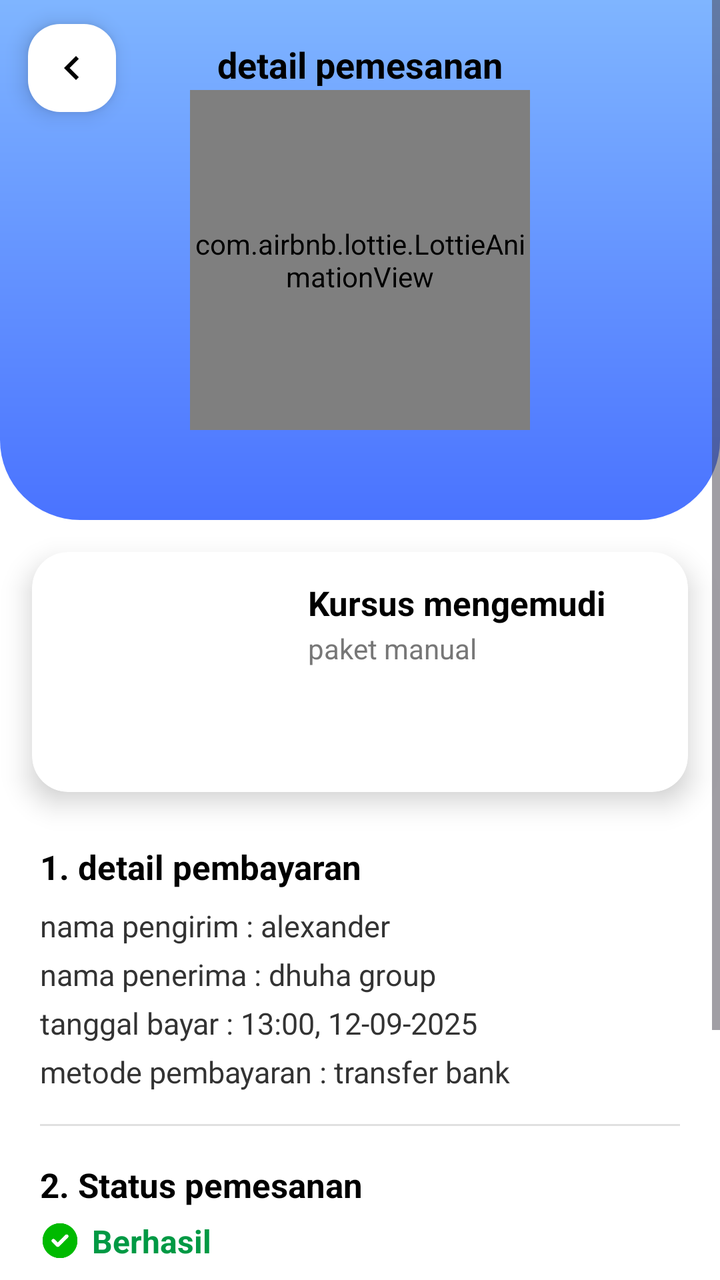
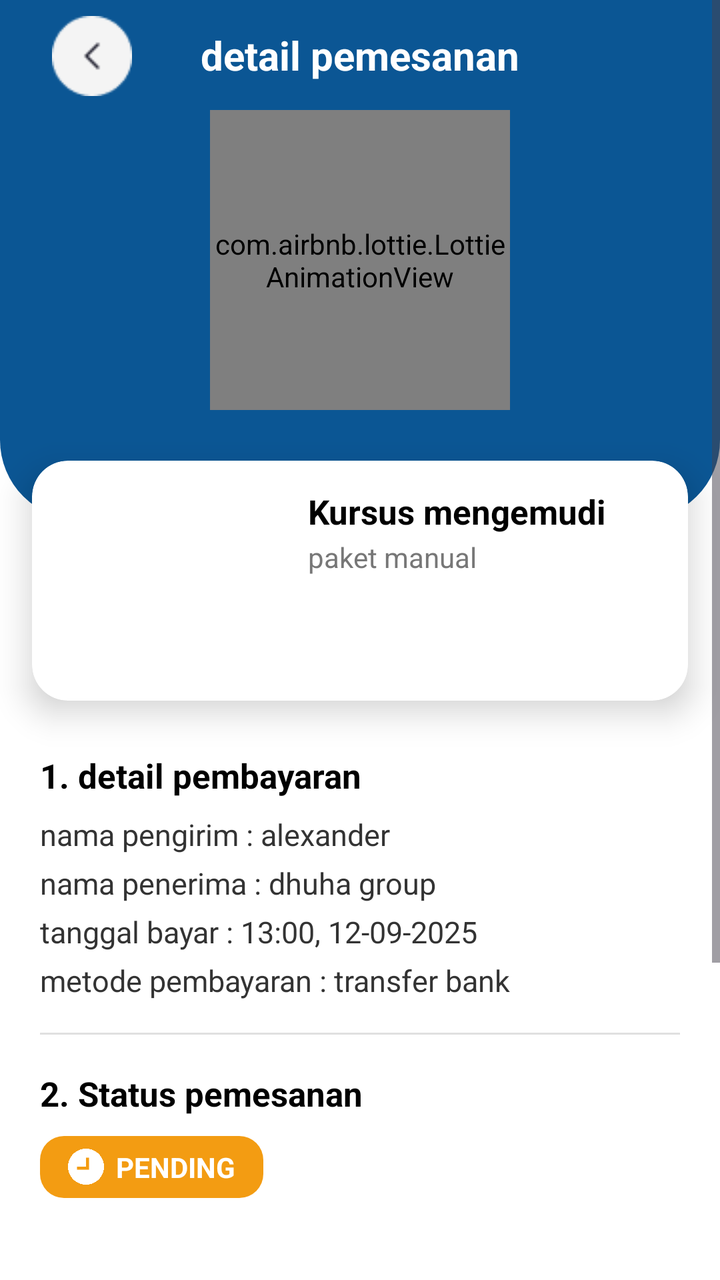

Compare the two renders of this Android layout. The source of the first and the diff that turns it into the second are given below.
<!-- AndroidManifest.xml: application theme Theme.DriveNusa -->
<!-- res/layout/activity_detail_pemesanan.xml -->
<?xml version="1.0" encoding="utf-8"?>
<ScrollView xmlns:android="http://schemas.android.com/apk/res/android"
    xmlns:app="http://schemas.android.com/apk/res-auto"
    android:layout_width="match_parent"
    android:layout_height="match_parent"
    android:background="#FFFFFF">

    <LinearLayout
        android:layout_width="match_parent"
        android:layout_height="wrap_content"
        android:orientation="vertical">


        
        <RelativeLayout
            android:layout_width="match_parent"
            android:layout_height="260dp"
            android:background="@drawable/bg_detail_header">

            
            <ImageView
                android:id="@+id/btnBack"
                android:layout_width="44dp"
                android:layout_height="44dp"
                android:layout_marginStart="14dp"
                android:layout_marginTop="12dp"
                android:src="@drawable/ic_back_circle"
                android:padding="10dp"
                android:background="@drawable/rounded_white"
                android:elevation="6dp"/>

            
            <TextView
                android:id="@+id/titleDetail"
                android:layout_width="wrap_content"
                android:layout_height="wrap_content"
                android:text="detail pemesanan"
                android:textSize="18sp"
                android:textStyle="bold"
                android:textColor="#000000"
                android:layout_centerHorizontal="true"
                android:layout_marginTop="20dp"/>

            
            <com.airbnb.lottie.LottieAnimationView
                android:id="@+id/successAnim"
                android:layout_width="170dp"
                android:layout_height="170dp"
                android:layout_centerInParent="true"
                android:layout_marginTop="10dp"
                app:lottie_rawRes="@raw/succes_lotties"
                app:lottie_autoPlay="true"
                app:lottie_loop="false"/>

        </RelativeLayout>


        
        <androidx.cardview.widget.CardView
            android:layout_width="match_parent"
            android:layout_height="wrap_content"
            android:layout_margin="16dp"
            app:cardCornerRadius="18dp"
            app:cardElevation="8dp">

            <LinearLayout
                android:layout_width="match_parent"
                android:layout_height="120dp"
                android:orientation="horizontal"
                android:padding="14dp">

                <ImageView
                    android:id="@+id/imgMobil"
                    android:layout_width="110dp"
                    android:layout_height="match_parent"
                    android:scaleType="centerCrop"
                    android:background="@drawable/rounded_white"
                    android:padding="5dp"/>

                <LinearLayout
                    android:layout_width="0dp"
                    android:layout_height="match_parent"
                    android:layout_weight="1"
                    android:orientation="vertical"
                    android:paddingStart="14dp">

                    <TextView
                        android:id="@+id/tvJudul"
                        android:layout_width="wrap_content"
                        android:layout_height="wrap_content"
                        android:text="Kursus mengemudi"
                        android:textStyle="bold"
                        android:textSize="17sp"
                        android:textColor="#000000"/>

                    <TextView
                        android:id="@+id/tvPaket"
                        android:layout_width="wrap_content"
                        android:layout_height="wrap_content"
                        android:text="paket manual"
                        android:textSize="14sp"
                        android:textColor="#777777"
                        android:layout_marginTop="2dp"/>

                    <TextView
                        android:id="@+id/tvHarga"
                        android:layout_width="wrap_content"
                        android:layout_height="wrap_content"
                        android:textStyle="bold"
                        android:textSize="17sp"
                        android:textColor="#2D6EFF"
                        android:layout_marginTop="8dp"/>
                </LinearLayout>
            </LinearLayout>
        </androidx.cardview.widget.CardView>


        
        <LinearLayout
            android:layout_width="match_parent"
            android:layout_height="wrap_content"
            android:orientation="vertical"
            android:paddingHorizontal="20dp"
            android:paddingBottom="20dp">

            <TextView
                android:layout_width="wrap_content"
                android:layout_height="wrap_content"
                android:text="1. detail pembayaran"
                android:textColor="#000"
                android:textStyle="bold"
                android:textSize="17sp"
                android:layout_marginTop="10dp"/>

            <TextView
                android:id="@+id/tvNamaPengirim"
                android:layout_width="wrap_content"
                android:layout_height="wrap_content"
                android:text="nama pengirim : alexander"
                android:textColor="#333"
                android:textSize="15sp"
                android:layout_marginTop="8dp"/>

            <TextView
                android:id="@+id/tvNamaPenerima"
                android:layout_width="wrap_content"
                android:layout_height="wrap_content"
                android:text="nama penerima : dhuha group"
                android:textSize="15sp"
                android:textColor="#333"
                android:layout_marginTop="4dp"/>

            <TextView
                android:id="@+id/tvTanggalBayar"
                android:layout_width="wrap_content"
                android:layout_height="wrap_content"
                android:text="tanggal bayar : 13:00, 12-09-2025"
                android:textSize="15sp"
                android:textColor="#333"
                android:layout_marginTop="4dp"/>

            <TextView
                android:id="@+id/tvMetodeBayar"
                android:layout_width="wrap_content"
                android:layout_height="wrap_content"
                android:text="metode pembayaran : transfer bank"
                android:textSize="15sp"
                android:textColor="#333"
                android:layout_marginTop="4dp"/>


            
            <View
                android:layout_width="match_parent"
                android:layout_height="1dp"
                android:background="#E0E0E0"
                android:layout_marginTop="16dp"/>


            


            
            <TextView
                android:layout_width="wrap_content"
                android:layout_height="wrap_content"
                android:text="2. Status pemesanan"
                android:textColor="#000"
                android:textStyle="bold"
                android:textSize="17sp"
                android:layout_marginTop="18dp"/>

            <LinearLayout
                android:layout_width="wrap_content"
                android:layout_height="wrap_content"
                android:layout_marginTop="6dp"
                android:orientation="horizontal"
                android:gravity="center_vertical">

                <ImageView
                    android:layout_width="20dp"
                    android:layout_height="20dp"
                    android:src="@drawable/ic_check"/>

                <TextView
                    android:id="@+id/tvStatus"
                    android:layout_width="wrap_content"
                    android:layout_height="wrap_content"
                    android:text="Berhasil"
                    android:textColor="#009944"
                    android:textStyle="bold"
                    android:textSize="16sp"
                    android:layout_marginStart="6dp"/>
            </LinearLayout>


            

            
            <com.google.android.material.button.MaterialButton
                android:id="@+id/btnPengajuan"
                android:layout_width="match_parent"
                android:layout_height="52dp"
                android:text="lihat pengajuan kursus"
                android:textSize="15sp"
                android:textStyle="bold"
                android:layout_marginTop="28dp"
                android:textColor="#2D6EFF"
                android:background="@drawable/btn_white_border"
                android:backgroundTint="@null" />



            
            <com.google.android.material.button.MaterialButton
                android:id="@+id/btnBeranda"
                android:layout_width="match_parent"
                android:layout_height="52dp"
                android:text="kembali ke beranda"
                android:textSize="15sp"
                android:textStyle="bold"
                android:layout_marginTop="12dp"
                android:textColor="#FFFFFF"
                android:background="@drawable/btn_blue_solid"
                android:backgroundTint="@null" />

        </LinearLayout>

    </LinearLayout>

</ScrollView>
<!-- resources referenced by this layout -->
<resources>
  <!-- drawable bg_detail_header (drawable) -->
  <?xml version="1.0" encoding="utf-8"?>
  <shape xmlns:android="http://schemas.android.com/apk/res/android"
      android:shape="rectangle">
  
      <gradient
          android:type="linear"
          android:angle="270"
          android:startColor="#7FB5FF"
          android:endColor="#4A73FF" />
  
      <corners android:bottomLeftRadius="40dp"
          android:bottomRightRadius="40dp"/>
  
  </shape>
  <!-- drawable btn_blue_solid (drawable) -->
  <?xml version="1.0" encoding="utf-8"?>
  <shape xmlns:android="http://schemas.android.com/apk/res/android"
      android:shape="rectangle">
  
      <solid android:color="#2D6EFF"/> 
  
      <corners android:radius="14dp"/>
  
      <padding
          android:left="10dp"
          android:top="10dp"
          android:right="10dp"
          android:bottom="10dp" />
  
      <size android:height="52dp"/>
  
      <stroke
          android:width="0dp"
          android:color="@android:color/transparent"/>
  
      <shadowColor android:color="#33000000"/>
  </shape>
  <!-- drawable btn_white_border (drawable) -->
  <shape xmlns:android="http://schemas.android.com/apk/res/android"
      android:shape="rectangle">
      <solid android:color="@android:color/white" />
      <stroke
          android:width="2dp"
          android:color="#000000" />
      <corners android:radius="8dp" />
      <padding
          android:left="16dp"
          android:top="12dp"
          android:right="16dp"
          android:bottom="12dp"/>
  </shape>
  <!-- drawable ic_back_circle (drawable) -->
  <?xml version="1.0" encoding="utf-8"?>
  <vector xmlns:android="http://schemas.android.com/apk/res/android"
      android:width="24dp"
      android:height="24dp"
      android:viewportWidth="24"
      android:viewportHeight="24">
  
      <path
          android:fillColor="#000000"
          android:pathData="M15.41,7.41L14,6l-6,6 6,6 1.41,-1.41L10.83,12z"/>
  </vector>
  <!-- drawable ic_check: png bitmap (drawable, 2891 bytes) -->
  <!-- drawable rounded_white (drawable) -->
  <shape xmlns:android="http://schemas.android.com/apk/res/android">
      <corners android:radius="16dp" />
      <solid android:color="#FFFFFF"/>
  </shape>
  <style name="Theme.DriveNusa" parent="Base.Theme.Drivenusa" />
  <style name="Base.Theme.Drivenusa" parent="Theme.Material3.DayNight.NoActionBar">
          
          
      </style>
</resources>

<!-- the commit's change to res/layout/activity_detail_pemesanan.xml (unified diff, before → after) -->
@@ -1,251 +1,249 @@
 <?xml version="1.0" encoding="utf-8"?>
-<ScrollView xmlns:android="http://schemas.android.com/apk/res/android"
-    xmlns:app="http://schemas.android.com/apk/res-auto"
-    android:layout_width="match_parent"
-    android:layout_height="match_parent"
-    android:background="#FFFFFF">
-
-    <LinearLayout
+    <ScrollView xmlns:android="http://schemas.android.com/apk/res/android"
+        xmlns:app="http://schemas.android.com/apk/res-auto"
         android:layout_width="match_parent"
-        android:layout_height="wrap_content"
-        android:orientation="vertical">
-
-
-        
-        <RelativeLayout
-            android:layout_width="match_parent"
-            android:layout_height="260dp"
-            android:background="@drawable/bg_detail_header">
-
-            
-            <ImageView
-                android:id="@+id/btnBack"
-                android:layout_width="44dp"
-                android:layout_height="44dp"
-                android:layout_marginStart="14dp"
-                android:layout_marginTop="12dp"
-                android:src="@drawable/ic_back_circle"
-                android:padding="10dp"
-                android:background="@drawable/rounded_white"
-                android:elevation="6dp"/>
-
-            
-            <TextView
-                android:id="@+id/titleDetail"
-                android:layout_width="wrap_content"
-                android:layout_height="wrap_content"
-                android:text="detail pemesanan"
-                android:textSize="18sp"
-                android:textStyle="bold"
-                android:textColor="#000000"
-                android:layout_centerHorizontal="true"
-                android:layout_marginTop="20dp"/>
-
-            
-            <com.airbnb.lottie.LottieAnimationView
-                android:id="@+id/successAnim"
-                android:layout_width="170dp"
-                android:layout_height="170dp"
-                android:layout_centerInParent="true"
-                android:layout_marginTop="10dp"
-                app:lottie_rawRes="@raw/succes_lotties"
-                app:lottie_autoPlay="true"
-                app:lottie_loop="false"/>
-
-        </RelativeLayout>
-
-
-        
-        <androidx.cardview.widget.CardView
-            android:layout_width="match_parent"
-            android:layout_height="wrap_content"
-            android:layout_margin="16dp"
-            app:cardCornerRadius="18dp"
-            app:cardElevation="8dp">
-
-            <LinearLayout
-                android:layout_width="match_parent"
-                android:layout_height="120dp"
-                android:orientation="horizontal"
-                android:padding="14dp">
-
-                <ImageView
-                    android:id="@+id/imgMobil"
-                    android:layout_width="110dp"
-                    android:layout_height="match_parent"
-                    android:scaleType="centerCrop"
-                    android:background="@drawable/rounded_white"
-                    android:padding="5dp"/>
-
-                <LinearLayout
-                    android:layout_width="0dp"
-                    android:layout_height="match_parent"
-                    android:layout_weight="1"
-                    android:orientation="vertical"
-                    android:paddingStart="14dp">
-
-                    <TextView
-                        android:id="@+id/tvJudul"
-                        android:layout_width="wrap_content"
-                        android:layout_height="wrap_content"
-                        android:text="Kursus mengemudi"
-                        android:textStyle="bold"
-                        android:textSize="17sp"
-                        android:textColor="#000000"/>
-
-                    <TextView
-                        android:id="@+id/tvPaket"
-                        android:layout_width="wrap_content"
-                        android:layout_height="wrap_content"
-                        android:text="paket manual"
-                        android:textSize="14sp"
-                        android:textColor="#777777"
-                        android:layout_marginTop="2dp"/>
-
-                    <TextView
-                        android:id="@+id/tvHarga"
-                        android:layout_width="wrap_content"
-                        android:layout_height="wrap_content"
-                        android:textStyle="bold"
-                        android:textSize="17sp"
-                        android:textColor="#2D6EFF"
-                        android:layout_marginTop="8dp"/>
-                </LinearLayout>
-            </LinearLayout>
-        </androidx.cardview.widget.CardView>
-
-
-        
+        android:layout_height="match_parent"
+        android:background="#FFFFFF">
+
         <LinearLayout
             android:layout_width="match_parent"
             android:layout_height="wrap_content"
-            android:orientation="vertical"
-            android:paddingHorizontal="20dp"
-            android:paddingBottom="20dp">
-
-            <TextView
-                android:layout_width="wrap_content"
+            android:orientation="vertical">
+
+
+            
+            <androidx.constraintlayout.widget.ConstraintLayout
+                android:layout_width="match_parent"
+                android:layout_height="260dp"
+                android:background="@drawable/bg_detail_header">
+
+                
+                <ImageView
+                    android:id="@+id/btnBack"
+                    android:layout_width="60dp"
+                    android:layout_height="60dp"
+                    android:src="@drawable/ic_back"
+                    android:padding="10dp"
+                    android:elevation="6dp"
+                    app:layout_constraintStart_toStartOf="parent"
+                    app:layout_constraintTop_toTopOf="parent"
+                    app:layout_constraintBottom_toTopOf="@id/successAnim"
+                    android:layout_marginStart="16dp"/>
+
+                
+                <TextView
+                    android:id="@+id/titleDetail"
+                    android:layout_width="wrap_content"
+                    android:layout_height="wrap_content"
+                    android:text="detail pemesanan"
+                    android:textSize="20sp"
+                    android:textStyle="bold"
+                    android:textColor="#FFFFFF"
+                    app:layout_constraintStart_toStartOf="parent"
+                    app:layout_constraintEnd_toEndOf="parent"
+                    app:layout_constraintTop_toTopOf="parent"
+                    app:layout_constraintBottom_toTopOf="@id/successAnim"/>
+
+                
+                <com.airbnb.lottie.LottieAnimationView
+                    android:id="@+id/successAnim"
+                    android:layout_width="150dp"
+                    android:layout_height="150dp"
+                    app:layout_constraintTop_toTopOf="parent"
+                    app:layout_constraintBottom_toBottomOf="parent"
+                    app:layout_constraintStart_toStartOf="parent"
+                    app:layout_constraintEnd_toEndOf="parent"
+                    app:lottie_loop="false"/>
+
+            </androidx.constraintlayout.widget.ConstraintLayout>
+
+
+            
+            <androidx.cardview.widget.CardView
+                android:layout_width="match_parent"
                 android:layout_height="wrap_content"
-                android:text="1. detail pembayaran"
-                android:textColor="#000"
-                android:textStyle="bold"
-                android:textSize="17sp"
-                android:layout_marginTop="10dp"/>
-
-            <TextView
-                android:id="@+id/tvNamaPengirim"
-                android:layout_width="wrap_content"
+                android:layout_marginHorizontal="16dp"
+                android:layout_marginTop="-30dp"
+                android:layout_marginBottom="16dp"
+                app:cardCornerRadius="18dp"
+                app:cardElevation="10dp">
+
+                <LinearLayout
+                    android:layout_width="match_parent"
+                    android:layout_height="120dp"
+                    android:orientation="horizontal"
+                    android:padding="14dp">
+
+                    <ImageView
+                        android:id="@+id/imgMobil"
+                        android:layout_width="110dp"
+                        android:layout_height="match_parent"
+                        android:scaleType="centerCrop"
+                        android:background="@drawable/rounded_white"
+                        android:padding="5dp"/>
+
+                    <LinearLayout
+                        android:layout_width="0dp"
+                        android:layout_height="match_parent"
+                        android:layout_weight="1"
+                        android:orientation="vertical"
+                        android:paddingStart="14dp">
+
+                        <TextView
+                            android:id="@+id/tvJudul"
+                            android:layout_width="wrap_content"
+                            android:layout_height="wrap_content"
+                            android:text="Kursus mengemudi"
+                            android:textStyle="bold"
+                            android:textSize="17sp"
+                            android:textColor="#000000"/>
+
+                        <TextView
+                            android:id="@+id/tvPaket"
+                            android:layout_width="wrap_content"
+                            android:layout_height="wrap_content"
+                            android:text="paket manual"
+                            android:textSize="14sp"
+                            android:textColor="#777777"
+                            android:layout_marginTop="2dp"/>
+
+                        <TextView
+                            android:id="@+id/tvHarga"
+                            android:layout_width="wrap_content"
+                            android:layout_height="wrap_content"
+                            android:textStyle="bold"
+                            android:textSize="17sp"
+                            android:textColor="#2D6EFF"
+                            android:layout_marginTop="8dp"/>
+                    </LinearLayout>
+                </LinearLayout>
+            </androidx.cardview.widget.CardView>
+
+
+            
+            <LinearLayout
+                android:layout_width="match_parent"
                 android:layout_height="wrap_content"
-                android:text="nama pengirim : alexander"
-                android:textColor="#333"
-                android:textSize="15sp"
-                android:layout_marginTop="8dp"/>
-
-            <TextView
-                android:id="@+id/tvNamaPenerima"
-                android:layout_width="wrap_content"
-                android:layout_height="wrap_content"
-                android:text="nama penerima : dhuha group"
-                android:textSize="15sp"
-                android:textColor="#333"
-                android:layout_marginTop="4dp"/>
-
-            <TextView
-                android:id="@+id/tvTanggalBayar"
-                android:layout_width="wrap_content"
-                android:layout_height="wrap_content"
-                android:text="tanggal bayar : 13:00, 12-09-2025"
-                android:textSize="15sp"
-                android:textColor="#333"
-                android:layout_marginTop="4dp"/>
-
-            <TextView
-                android:id="@+id/tvMetodeBayar"
-                android:layout_width="wrap_content"
-                android:layout_height="wrap_content"
-                android:text="metode pembayaran : transfer bank"
-                android:textSize="15sp"
-                android:textColor="#333"
-                android:layout_marginTop="4dp"/>
-
-
-            
-            <View
-                android:layout_width="match_parent"
-                android:layout_height="1dp"
-                android:background="#E0E0E0"
-                android:layout_marginTop="16dp"/>
-
-
-            
-
-
-            
-            <TextView
-                android:layout_width="wrap_content"
-                android:layout_height="wrap_content"
-                android:text="2. Status pemesanan"
-                android:textColor="#000"
-                android:textStyle="bold"
-                android:textSize="17sp"
-                android:layout_marginTop="18dp"/>
-
-            <LinearLayout
-                android:layout_width="wrap_content"
-                android:layout_height="wrap_content"
-                android:layout_marginTop="6dp"
-                android:orientation="horizontal"
-                android:gravity="center_vertical">
-
-                <ImageView
-                    android:layout_width="20dp"
-                    android:layout_height="20dp"
-                    android:src="@drawable/ic_check"/>
-
-                <TextView
-                    android:id="@+id/tvStatus"
-                    android:layout_width="wrap_content"
-                    android:layout_height="wrap_content"
-                    android:text="Berhasil"
-                    android:textColor="#009944"
-                    android:textStyle="bold"
-                    android:textSize="16sp"
-                    android:layout_marginStart="6dp"/>
+                android:orientation="vertical"
+                android:paddingHorizontal="20dp"
+                android:paddingBottom="20dp">
+
+                <TextView
+                    android:layout_width="wrap_content"
+                    android:layout_height="wrap_content"
+                    android:text="1. detail pembayaran"
+                    android:textColor="#000"
+                    android:textStyle="bold"
+                    android:textSize="17sp"
+                    android:layout_marginTop="10dp"/>
+
+                <TextView
+                    android:id="@+id/tvNamaPengirim"
+                    android:layout_width="wrap_content"
+                    android:layout_height="wrap_content"
+                    android:text="nama pengirim : alexander"
+                    android:textColor="#333"
+                    android:textSize="15sp"
+                    android:layout_marginTop="8dp"/>
+
+                <TextView
+                    android:id="@+id/tvNamaPenerima"
+                    android:layout_width="wrap_content"
+                    android:layout_height="wrap_content"
+                    android:text="nama penerima : dhuha group"
+                    android:textSize="15sp"
+                    android:textColor="#333"
+                    android:layout_marginTop="4dp"/>
+
+                <TextView
+                    android:id="@+id/tvTanggalBayar"
+                    android:layout_width="wrap_content"
+                    android:layout_height="wrap_content"
+                    android:text="tanggal bayar : 13:00, 12-09-2025"
+                    android:textSize="15sp"
+                    android:textColor="#333"
+                    android:layout_marginTop="4dp"/>
+
+                <TextView
+                    android:id="@+id/tvMetodeBayar"
+                    android:layout_width="wrap_content"
+                    android:layout_height="wrap_content"
+                    android:text="metode pembayaran : transfer bank"
+                    android:textSize="15sp"
+                    android:textColor="#333"
+                    android:layout_marginTop="4dp"/>
+
+
+                
+                <View
+                    android:layout_width="match_parent"
+                    android:layout_height="1dp"
+                    android:background="#E0E0E0"
+                    android:layout_marginTop="16dp"/>
+
+
+                
+
+
+                
+                <TextView
+                    android:layout_width="wrap_content"
+                    android:layout_height="wrap_content"
+                    android:text="2. Status pemesanan"
+                    android:textColor="#000"
+                    android:textStyle="bold"
+                    android:textSize="17sp"
+                    android:layout_marginTop="18dp"/>
+
+                <LinearLayout
+                    android:id="@+id/layoutStatus"
+                    android:layout_width="wrap_content"
+                    android:layout_height="wrap_content"
+                    android:layout_marginTop="10dp"
+                    android:orientation="horizontal"
+                    android:gravity="center_vertical"
+                    android:paddingHorizontal="14dp"
+                    android:paddingVertical="6dp"
+                    android:background="@drawable/bg_status_pending">
+
+                    <ImageView
+                        android:id="@+id/imgStatus"
+                        android:layout_width="18dp"
+                        android:layout_height="18dp"
+                        app:tint="#FFFFFF"
+                        android:src="@drawable/ic_pending"/>
+
+                    <TextView
+                        android:id="@+id/tvStatus"
+                        android:layout_width="wrap_content"
+                        android:layout_height="wrap_content"
+                        android:text="PENDING"
+                        android:textColor="#FFFFFF"
+                        android:textStyle="bold"
+                        android:textSize="14sp"
+                        android:layout_marginStart="6dp"/>
+                </LinearLayout>
+
+
+
+
+                
+
+                
+                <com.google.android.material.button.MaterialButton
+                    android:id="@+id/btnBeranda"
+                    android:layout_width="match_parent"
+                    android:layout_height="52dp"
+                    android:text="kembali ke beranda"
+                    android:textSize="15sp"
+                    android:textStyle="bold"
+                    android:layout_marginTop="180dp"
+                    android:textColor="#FFFFFF"
+                    app:backgroundTint="#0B5694"
+                    android:backgroundTint="@null" />
+
             </LinearLayout>
 
-
-            
-
-            
-            <com.google.android.material.button.MaterialButton
-                android:id="@+id/btnPengajuan"
-                android:layout_width="match_parent"
-                android:layout_height="52dp"
-                android:text="lihat pengajuan kursus"
-                android:textSize="15sp"
-                android:textStyle="bold"
-                android:layout_marginTop="28dp"
-                android:textColor="#2D6EFF"
-                android:background="@drawable/btn_white_border"
-                android:backgroundTint="@null" />
-
-
-
-            
-            <com.google.android.material.button.MaterialButton
-                android:id="@+id/btnBeranda"
-                android:layout_width="match_parent"
-                android:layout_height="52dp"
-                android:text="kembali ke beranda"
-                android:textSize="15sp"
-                android:textStyle="bold"
-                android:layout_marginTop="12dp"
-                android:textColor="#FFFFFF"
-                android:background="@drawable/btn_blue_solid"
-                android:backgroundTint="@null" />
-
         </LinearLayout>
 
-    </LinearLayout>
-
-</ScrollView>
+    </ScrollView>
<!-- resource entries referenced after the edit -->
@@ -8,63 +8,20 @@
       <gradient
           android:type="linear"
           android:angle="270"
-          android:startColor="#7FB5FF"
-          android:endColor="#4A73FF" />
+          android:startColor="#0B5694"
+          android:endColor="#0B5694" />
   
       <corners android:bottomLeftRadius="40dp"
           android:bottomRightRadius="40dp"/>
   
   </shape>
-  <!-- drawable btn_blue_solid (drawable) -->
-  <?xml version="1.0" encoding="utf-8"?>
-  <shape xmlns:android="http://schemas.android.com/apk/res/android"
-      android:shape="rectangle">
-  
-      <solid android:color="#2D6EFF"/> 
-  
-      <corners android:radius="14dp"/>
-  
-      <padding
-          android:left="10dp"
-          android:top="10dp"
-          android:right="10dp"
-          android:bottom="10dp" />
-  
-      <size android:height="52dp"/>
-  
-      <stroke
-          android:width="0dp"
-          android:color="@android:color/transparent"/>
-  
-      <shadowColor android:color="#33000000"/>
+  <!-- drawable bg_status_pending (drawable) -->
+  <shape xmlns:android="http://schemas.android.com/apk/res/android">
+      <solid android:color="#F39C12"/>
+      <corners android:radius="12dp"/>
   </shape>
-  <!-- drawable btn_white_border (drawable) -->
-  <shape xmlns:android="http://schemas.android.com/apk/res/android"
-      android:shape="rectangle">
-      <solid android:color="@android:color/white" />
-      <stroke
-          android:width="2dp"
-          android:color="#000000" />
-      <corners android:radius="8dp" />
-      <padding
-          android:left="16dp"
-          android:top="12dp"
-          android:right="16dp"
-          android:bottom="12dp"/>
-  </shape>
-  <!-- drawable ic_back_circle (drawable) -->
-  <?xml version="1.0" encoding="utf-8"?>
-  <vector xmlns:android="http://schemas.android.com/apk/res/android"
-      android:width="24dp"
-      android:height="24dp"
-      android:viewportWidth="24"
-      android:viewportHeight="24">
-  
-      <path
-          android:fillColor="#000000"
-          android:pathData="M15.41,7.41L14,6l-6,6 6,6 1.41,-1.41L10.83,12z"/>
-  </vector>
-  <!-- drawable ic_check: png bitmap (drawable, 2891 bytes) -->
+  <!-- drawable ic_back: png bitmap (drawable, 855 bytes) -->
+  <!-- drawable ic_pending: png bitmap (drawable, 14060 bytes) -->
   <!-- drawable rounded_white (drawable) -->
   <shape xmlns:android="http://schemas.android.com/apk/res/android">
       <corners android:radius="16dp" />
